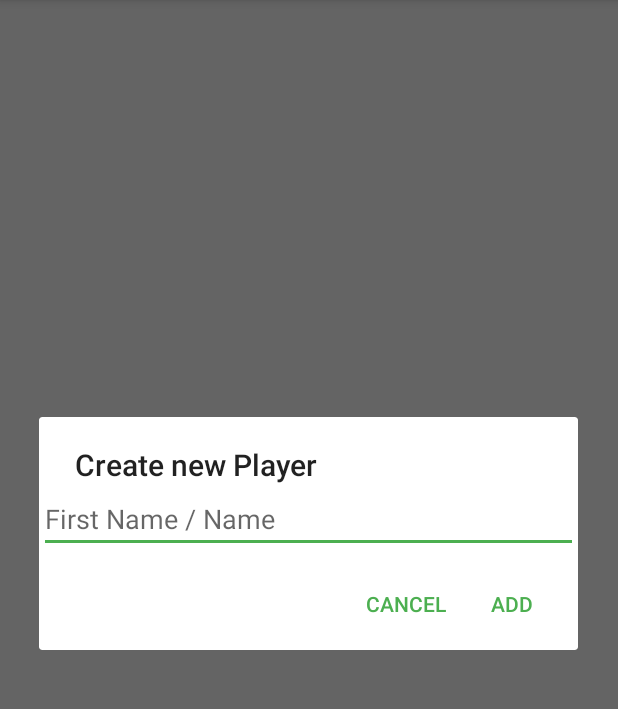
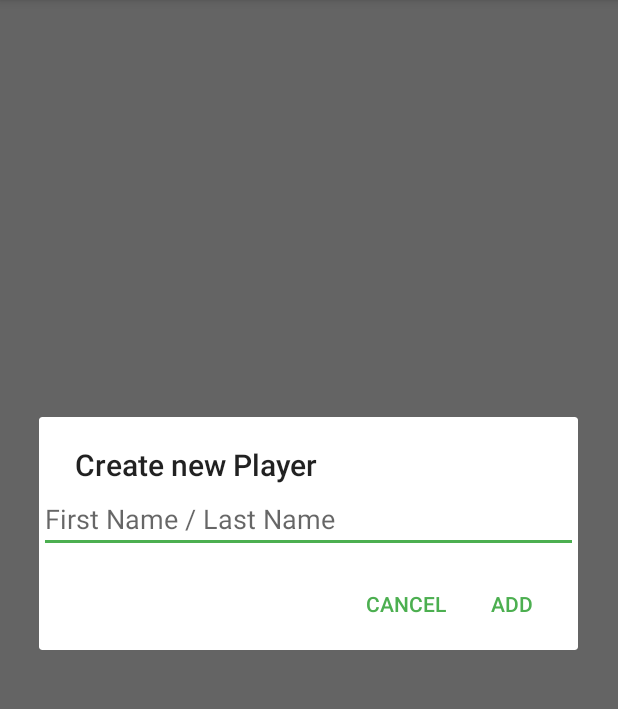
Before and after one commit to seherm/Bussenliste, an Android app: the screen it shows after launch (MainActivity), in the options menu, after a tap on "Create new Player", on a phone screen of 412 x 824 dp, the part 84-793 px from its top. Run offline under Robolectric (Android 15) with nearby library versions, the phone set to English and light mode, and no system bars; libraries missing offline, so code that uses them is left out: com.loopj.android, cz.msebera.android.

Commit message:
inserted strings translations

```diff
--- a/app/src/main/java/com/hermann/bussenliste/ImportDataActivity.java
+++ b/app/src/main/java/com/hermann/bussenliste/ImportDataActivity.java
@@ -63,7 +63,8 @@ public class ImportDataActivity extends AppCompatActivity {
         Button buttonSDCard = (Button) findViewById(R.id.btnViewSDCard);
 
         progressDialog = new ProgressDialog(this);
-        progressDialog.setMessage(getString(R.string.importing_files));
+        progressDialog.setTitle(getString(R.string.importing_files));
+        progressDialog.setMessage(getString(R.string.please_wait));
         progressDialog.setCancelable(false);
 
         checkFilePermissions();
--- a/app/src/main/java/com/hermann/bussenliste/PlayerDetailsActivity.java
+++ b/app/src/main/java/com/hermann/bussenliste/PlayerDetailsActivity.java
@@ -18,6 +18,7 @@ import android.widget.EditText;
 import android.widget.LinearLayout;
 import android.widget.ListView;
 import android.widget.TextView;
+import android.widget.Toast;
 
 import org.json.JSONException;
 
@@ -103,6 +104,7 @@ public class PlayerDetailsActivity extends AppCompatActivity {
                         } catch (JSONException e) {
                             e.printStackTrace();
                         }
+                        Toast.makeText(getApplicationContext(),R.string.deleted_fines,Toast.LENGTH_LONG).show();
                         actionMode.finish();
                         return true;
                     default:
@@ -182,7 +184,7 @@ public class PlayerDetailsActivity extends AppCompatActivity {
         final List<Fine> allFines = dataSourceFine.getAllFines();
         String[] namesStringArray = new String[allFines.size()];
         for (int i = 0; i < allFines.size(); i++) {
-            namesStringArray[i] = allFines.get(i).getDescription();
+            namesStringArray[i] = allFines.get(i).getDescription() + " (" + allFines.get(i).getAmount() + ".-)";
         }
         builder.setTitle(R.string.add_fair)
 
--- a/app/src/main/res/values/strings.xml
+++ b/app/src/main/res/values/strings.xml
@@ -9,11 +9,11 @@
     <string name="delete_text">Delete</string>
     <string name="action_create_player">Create new Player</string>
     <string name="action_create_fine">Create new Fine</string>
-    <string name="fineAmount">%1$d USD</string>
+    <string name="fineAmount">%1$d CHF</string>
     <string name="back">Back</string>
     <string name="memory">Memory</string>
     <string name="error_incorrect_excel_format">Error: Excel File Format is incorrect!</string>
-    <string name="importing_files">Importing Data. Please wait…</string>
+    <string name="importing_files">Importing Data</string>
     <string name="title_activity_settings">Settings</string>
     <string name="no_players_available">No Data</string>
     <string name="import_players_message">No players or fines have been added yet. Would you like to import the players and fines?</string>
@@ -21,16 +21,16 @@
     <string name="add">Add</string>
     <string name="fineDescription">Description</string>
     <string name="fineAmountText">Amount</string>
-    <string name="name">First Name / Name</string>
+    <string name="name">First Name / Last Name</string>
     <string name="action_import">Import Data from Excel-File</string>
     <string name="deleted_players">Selected players deleted successfully</string>
     <string name="added_player">Player added successfully</string>
-    <string name="empty_player">Player name is empty. Please enter a name!</string>
+    <string name="empty_player">Field is empty. Please enter a name!</string>
     <string name="already_added_player">A player with this name already exists!</string>
 
     <string name="requested_resource_not_found">Requested resource not found</string>
     <string name="something_went_wrong_at_server_end">Something went wrong at server end</string>
-    <string name="unexpected_error">Unexpected Error occurred! [Most common Error: Device might not be connected to Internet]</string>
+    <string name="unexpected_error">Unexpected Error occurred! Most common Error: Device might not be connected to Internet.</string>
 
     <string name="data_successfully_uploaded">Data successfully uploaded!</string>
     <string name="json_error">Error occurred [Server\'s JSON response might be invalid]!</string>
@@ -40,6 +40,7 @@
     <string name="no_data_in_sqlite_db">No data in SQLite DB</string>
     <string name="no_data_to_upload">No data to upload</string>
     <string name="data_downloaded">Data successfully downloaded!</string>
+    <string name="deleted_fines">Selected fines deleted successfully</string>
 
 
 </resources>
```
Also changed, not shown: 1 other file.
